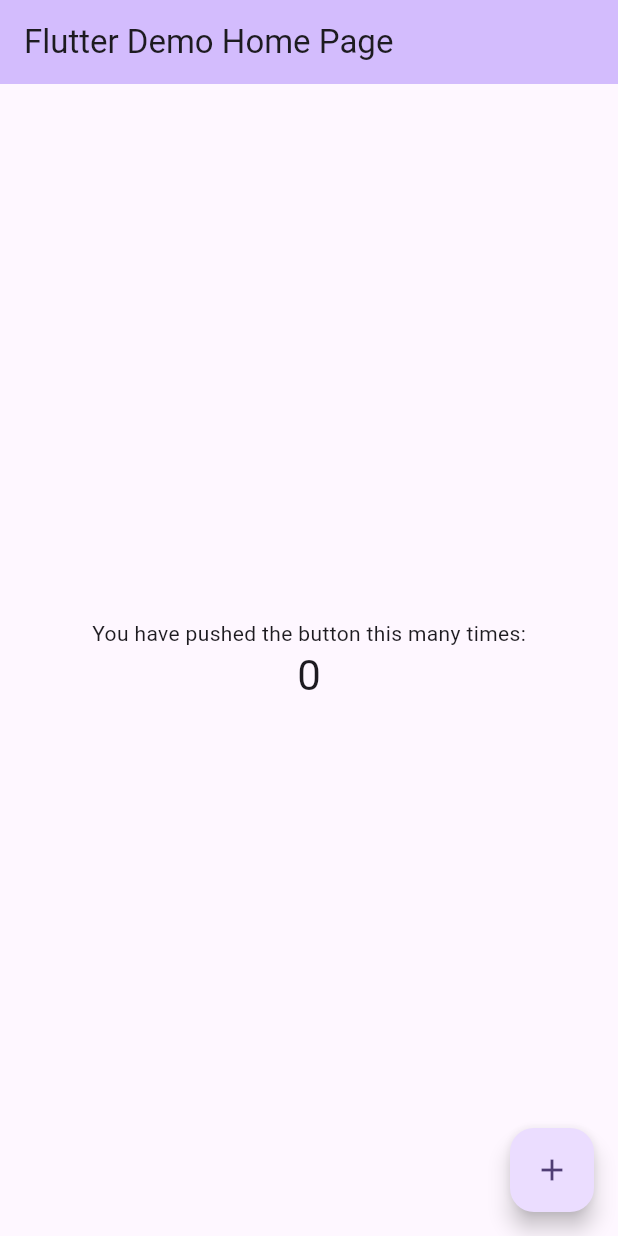
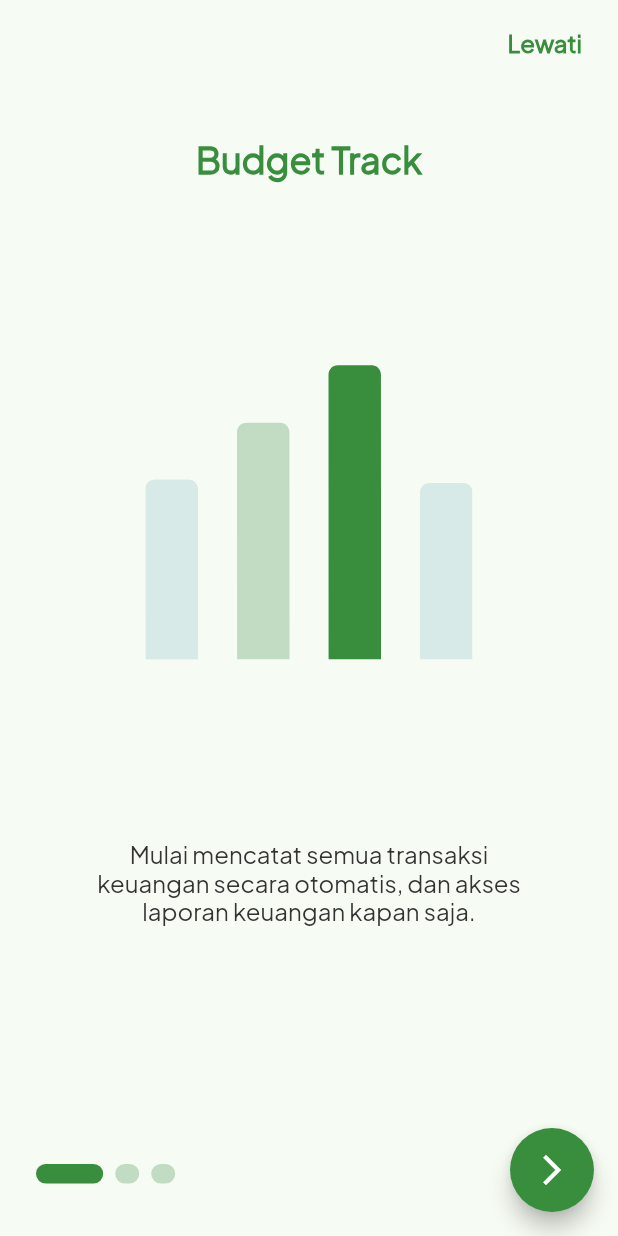
Before and after one commit to alHerys/SaveUp, a Flutter app: the screen it shows after launch, on a phone screen of 412 x 824 dp. Run offline on Flutter 3.47's test engine with Material 3 defaults, Android fonts, the phone set to English and light mode, and no system bars; drawn by our look-alikes of smooth_page_indicator; our stand-ins replace flutter_svg.

Commit message:
major change

```diff
--- /dev/null
+++ b/lib/core/themes/app_pallete.dart
@@ -0,0 +1,49 @@
+import 'package:flutter/material.dart';
+
+class AppPallete {
+  //? Example
+  static const Color backgroundColor = Color.fromRGBO(24, 24, 32, 1);
+
+  //* 1. Main COLORS
+  // Warna utama yang mendefinisikan identitas visual aplikasi.
+  static const Color primary = Color.fromRGBO(56, 142, 60, 1);
+  static const Color secondary = Color.fromRGBO(193, 220, 195, 1);
+
+  //* 2. TEXT COLORS
+  // Warna yang digunakan secara spesifik untuk elemen teks.
+  static const Color textDarkGrey = Color.fromRGBO(51, 51, 51, 1);
+  static const Color textLightGrey = Color.fromRGBO(102, 102, 102, 1);
+
+  //* 3. SEMANTIC COLORS
+  // Warna yang memberikan makna atau status tertentu (sukses, peringatan, error).
+  static const Color semanticRed = Color.fromRGBO(234, 67, 53, 1);
+  static const Color semanticYellow = Color.fromRGBO(255, 204, 61, 1);
+  static const Color semanticGreen = Color.fromRGBO(109, 196, 73, 1);
+
+  //* 4. BASE COLORS
+  // Warna netral fundamental untuk latar belakang, border, dll.
+  static const Color baseWhite = Color.fromRGBO(255, 255, 255, 1);
+  static const Color baseBlack = Color.fromRGBO(0, 0, 0, 1);
+
+  //* 5. GREEN PALETTE (Shades & States)
+  // Variasi warna hijau untuk berbagai state (hover, active, dll).
+
+  // Light
+  static const Color lightGreen = Color.fromRGBO(235, 244, 236, 1);
+  static const Color lightGreenHover = Color.fromRGBO(225, 238, 226, 1);
+  static const Color lightGreenActive = Color.fromRGBO(193, 220, 195, 1);
+
+  // Normal (sama dengan 'primary')
+  static const Color normalGreen = Color.fromRGBO(56, 142, 60, 1);
+  static const Color normalGreenHover = Color.fromRGBO(50, 128, 54, 1);
+  static const Color normalGreenActive = Color.fromRGBO(45, 114, 48, 1);
+
+  // Dark
+  static const Color darkGreen = Color.fromRGBO(42, 107, 45, 1);
+  static const Color darkGreenHover = Color.fromRGBO(34, 85, 36, 1);
+  static const Color darkGreenActive = Color.fromRGBO(25, 64, 27, 1);
+
+  // Darker
+  static const Color darkerGreen = Color.fromRGBO(20, 50, 21, 1);
+
+}
--- /dev/null
+++ b/lib/core/themes/app_text_style.dart
@@ -0,0 +1,123 @@
+import 'package:flutter/material.dart';
+
+class AppTextStyle {
+  static const TextStyle _baseStyle = TextStyle(
+    fontFamily: 'Plus Jakarta Sans',
+    fontStyle: FontStyle.normal,
+    color: Colors.black,
+    letterSpacing: 0.0,
+  );
+
+  //? Font size 28
+  static final TextStyle plusJakartaSans28w700 = _baseStyle.copyWith(
+    fontSize: 28.0,
+    fontWeight: FontWeight.w700,
+    height: 1.0,
+  );
+
+  static final TextStyle plusJakartaSans28w600 = _baseStyle.copyWith(
+    fontSize: 28.0,
+    fontWeight: FontWeight.w600,
+    height: 1.0,
+  );
+
+  static final TextStyle plusJakartaSans28w400 = _baseStyle.copyWith(
+    fontSize: 28.0,
+    fontWeight: FontWeight.w400,
+    height: 1.2,
+  );
+
+  //? Font size 24
+  static final TextStyle plusJakartaSans24w700 = _baseStyle.copyWith(
+    fontSize: 24.0,
+    fontWeight: FontWeight.w700,
+  );
+
+  static final TextStyle plusJakartaSans24w600 = _baseStyle.copyWith(
+    fontSize: 24.0,
+    fontWeight: FontWeight.w600,
+    height: 1.0,
+  );
+
+  static final TextStyle plusJakartaSans24w400 = _baseStyle.copyWith(
+    fontSize: 24.0,
+    fontWeight: FontWeight.w400,
+    height: 1.2,
+  );
+
+  //? Font size 20
+  static final TextStyle plusJakartaSans20w700 = _baseStyle.copyWith(
+    fontSize: 20.0,
+    fontWeight: FontWeight.w700,
+    height: 1.0,
+  );
+
+  static final TextStyle plusJakartaSans20w600 = _baseStyle.copyWith(
+    fontSize: 20.0,
+    fontWeight: FontWeight.w600,
+    height: 1.0,
+  );
+
+  static final TextStyle plusJakartaSans20w400 = _baseStyle.copyWith(
+    fontSize: 20.0,
+    fontWeight: FontWeight.w400,
+    height: 1.2,
+  );
+
+  //? Font size 16
+  static final TextStyle plusJakartaSans16w700 = _baseStyle.copyWith(
+    fontSize: 16.0,
+    fontWeight: FontWeight.w700,
+    height: 1.0,
+  );
+
+  static final TextStyle plusJakartaSans16w600 = _baseStyle.copyWith(
+    fontSize: 16.0,
+    fontWeight: FontWeight.w600,
+    height: 1.0,
+  );
+
+  static final TextStyle plusJakartaSans16w400 = _baseStyle.copyWith(
+    fontSize: 16.0,
+    fontWeight: FontWeight.w400,
+    height: 1.2,
+  );
+
+  //? Font size 12
+  static final TextStyle plusJakartaSans12w700 = _baseStyle.copyWith(
+    fontSize: 12.0,
+    fontWeight: FontWeight.w700,
+    height: 1.0,
+  );
+
+  static final TextStyle plusJakartaSans12w600 = _baseStyle.copyWith(
+    fontSize: 12.0,
+    fontWeight: FontWeight.w600,
+    height: 1.0,
+  );
+
+  static final TextStyle plusJakartaSans12w400 = _baseStyle.copyWith(
+    fontSize: 12.0,
+    fontWeight: FontWeight.w400,
+    height: 1.2,
+  );
+
+  //? Font size 10
+  static final TextStyle plusJakartaSans10w700 = _baseStyle.copyWith(
+    fontSize: 10.0,
+    fontWeight: FontWeight.w700,
+    height: 1.0,
+  );
+
+  static final TextStyle plusJakartaSans10w600 = _baseStyle.copyWith(
+    fontSize: 10.0,
+    fontWeight: FontWeight.w600,
+    height: 1.0,
+  );
+
+  static final TextStyle plusJakartaSans10w400 = _baseStyle.copyWith(
+    fontSize: 10.0,
+    fontWeight: FontWeight.w400,
+    height: 1.2,
+  );
+}
--- a/lib/main.dart
+++ b/lib/main.dart
@@ -1,4 +1,6 @@
 import 'package:flutter/material.dart';
+import 'package:save_up/core/themes/app_pallete.dart';
+import 'package:save_up/presentation/pages/onboarding/onboarding_page.dart';
 
 void main() {
   runApp(const MyApp());
@@ -6,117 +8,19 @@ void main() {
 
 class MyApp extends StatelessWidget {
   const MyApp({super.key});
-
-  // This widget is the root of your application.
   @override
   Widget build(BuildContext context) {
     return MaterialApp(
       title: 'Flutter Demo',
+      debugShowCheckedModeBanner: false,
+
       theme: ThemeData(
-        // This is the theme of your application.
-        //
-        // TRY THIS: Try running your application with "flutter run". You'll see
-        // the application has a purple toolbar. Then, without quitting the app,
-        // try changing the seedColor in the colorScheme below to Colors.green
-        // and then invoke "hot reload" (save your changes or press the "hot
-        // reload" button in a Flutter-supported IDE, or press "r" if you used
-        // the command line to start the app).
-        //
-        // Notice that the counter didn't reset back to zero; the application
-        // state is not lost during the reload. To reset the state, use hot
-        // restart instead.
-        //
-        // This works for code too, not just values: Most code changes can be
-        // tested with just a hot reload.
-        colorScheme: ColorScheme.fromSeed(seedColor: Colors.deepPurple),
+        colorScheme: ColorScheme.fromSeed(
+          seedColor: AppPallete.secondary,
+          brightness: Brightness.light
+        ),
       ),
-      home: const MyHomePage(title: 'Flutter Demo Home Page'),
+      home: const OnboardingPage()
     );
   }
 }
-
-class MyHomePage extends StatefulWidget {
-  const MyHomePage({super.key, required this.title});
-
-  // This widget is the home page of your application. It is stateful, meaning
-  // that it has a State object (defined below) that contains fields that affect
-  // how it looks.
-
-  // This class is the configuration for the state. It holds the values (in this
-  // case the title) provided by the parent (in this case the App widget) and
-  // used by the build method of the State. Fields in a Widget subclass are
-  // always marked "final".
-
-  final String title;
-
-  @override
-  State<MyHomePage> createState() => _MyHomePageState();
-}
-
-class _MyHomePageState extends State<MyHomePage> {
-  int _counter = 0;
-
-  void _incrementCounter() {
-    setState(() {
-      // This call to setState tells the Flutter framework that something has
-      // changed in this State, which causes it to rerun the build method below
-      // so that the display can reflect the updated values. If we changed
-      // _counter without calling setState(), then the build method would not be
-      // called again, and so nothing would appear to happen.
-      _counter++;
-    });
-  }
-
-  @override
-  Widget build(BuildContext context) {
-    // This method is rerun every time setState is called, for instance as done
-    // by the _incrementCounter method above.
-    //
-    // The Flutter framework has been optimized to make rerunning build methods
-    // fast, so that you can just rebuild anything that needs updating rather
-    // than having to individually change instances of widgets.
-    return Scaffold(
-      appBar: AppBar(
-        // TRY THIS: Try changing the color here to a specific color (to
-        // Colors.amber, perhaps?) and trigger a hot reload to see the AppBar
-        // change color while the other colors stay the same.
-        backgroundColor: Theme.of(context).colorScheme.inversePrimary,
-        // Here we take the value from the MyHomePage object that was created by
-        // the App.build method, and use it to set our appbar title.
-        title: Text(widget.title),
-      ),
-      body: Center(
-        // Center is a layout widget. It takes a single child and positions it
-        // in the middle of the parent.
-        child: Column(
-          // Column is also a layout widget. It takes a list of children and
-          // arranges them vertically. By default, it sizes itself to fit its
-          // children horizontally, and tries to be as tall as its parent.
-          //
-          // Column has various properties to control how it sizes itself and
-          // how it positions its children. Here we use mainAxisAlignment to
-          // center the children vertically; the main axis here is the vertical
-          // axis because Columns are vertical (the cross axis would be
-          // horizontal).
-          //
-          // TRY THIS: Invoke "debug painting" (choose the "Toggle Debug Paint"
-          // action in the IDE, or press "p" in the console), to see the
-          // wireframe for each widget.
-          mainAxisAlignment: MainAxisAlignment.center,
-          children: <Widget>[
-            const Text('You have pushed the button this many times:'),
-            Text(
-              '$_counter',
-              style: Theme.of(context).textTheme.headlineMedium,
-            ),
-          ],
-        ),
-      ),
-      floatingActionButton: FloatingActionButton(
-        onPressed: _incrementCounter,
-        tooltip: 'Increment',
-        child: const Icon(Icons.add),
-      ), // This trailing comma makes auto-formatting nicer for build methods.
-    );
-  }
-}
--- /dev/null
+++ b/lib/presentation/pages/onboarding/onboarding_page.dart
@@ -0,0 +1,104 @@
+import 'package:flutter/material.dart';
+import 'package:save_up/core/themes/app_pallete.dart';
+import 'package:save_up/core/themes/app_text_style.dart';
+import 'package:save_up/presentation/widgets/onboarding_widgets/onboarding_content.dart';
+import 'package:smooth_page_indicator/smooth_page_indicator.dart';
+
+class OnboardingPage extends StatelessWidget {
+  const OnboardingPage({super.key});
+
+  @override
+  Widget build(BuildContext context) {
+    final controller = PageController();
+
+    return Scaffold(
+      appBar: AppBar(
+        actions: [
+          Padding(
+            padding: const EdgeInsets.only(right: 24.0),
+            child: GestureDetector(
+              onTap: () {},
+              child: Text(
+                'Lewati',
+                style: AppTextStyle.plusJakartaSans16w700.copyWith(
+                  color: AppPallete.primary,
+                ),
+              ),
+            ),
+          ),
+        ],
+      ),
+      body: SafeArea(
+        child: Padding(
+          padding: const EdgeInsets.symmetric(horizontal: 24.0),
+          child: Stack(
+            children: [
+              PageView(
+                controller: controller,
+                physics: const NeverScrollableScrollPhysics(),
+                children: [
+                  OnboardingContent(
+                    title: 'Budget Track',
+                    imagePath: 'assets/images/Bar Chart Onboarding.svg',
+                    description:
+                        'Mulai mencatat semua transaksi keuangan secara otomatis, dan akses laporan keuangan kapan saja.',
+                  ),
+
+                  OnboardingContent(
+                    title: 'Scan Struk',
+                    imagePath: 'assets/images/Scan Onboarding.svg',
+                    description:
+                        'Dengan satu kali pemindaian, detail transaksi langsung tercatat di sistem, tanpa perlu input manual.',
+                  ),
+
+                  OnboardingContent(
+                    title: 'Assistant Chatbot',
+                    imagePath: 'assets/images/Chat Bot Onb.svg',
+                    description:
+                        'Kirimkan informasi transaksi, dan chatbot akan mencatatnya langsung ke sistem, menjaga keuanganmu tetap terorganisir tanpa perlu repot.',
+                  ),
+                ],
+              ),
+
+              Column(
+                mainAxisAlignment: MainAxisAlignment.end,
+                children: [
+                  SmoothPageIndicator(
+                    controller: controller,
+                    count: 3,
+                    effect: ExpandingDotsEffect(
+                      dotColor: AppPallete.secondary,
+                      activeDotColor: AppPallete.primary,
+                      dotHeight: 13,
+                      expansionFactor: 2.8,
+                    ),
+                  ),
+
+                  SizedBox(height: 35),
+                ],
+              ),
+            ],
+          ),
+        ),
+      ),
+
+      floatingActionButton: FloatingActionButton(
+        onPressed: () {
+          if (controller.page != 2) {
+            controller.nextPage(
+              duration: const Duration(milliseconds: 350),
+              curve: Curves.linear,
+            );
+          } else {
+            Navigator.of(context).pushReplacementNamed('/home');
+          }
+        },
+
+        shape: const CircleBorder(),
+        backgroundColor: AppPallete.primary,
+
+        child: Icon(Icons.arrow_forward_ios, color: Colors.white),
+      ),
+    );
+  }
+}
--- /dev/null
+++ b/lib/presentation/widgets/onboarding_widgets/onboarding_content.dart
@@ -0,0 +1,46 @@
+import 'package:flutter/material.dart';
+import 'package:flutter_svg/flutter_svg.dart';
+import 'package:save_up/core/themes/app_pallete.dart';
+import 'package:save_up/core/themes/app_text_style.dart';
+
+class OnboardingContent extends StatelessWidget {
+  final String title;
+  final String imagePath;
+  final String description;
+
+  const OnboardingContent({
+    super.key,
+    required this.title,
+    required this.imagePath,
+    required this.description,
+  });
+
+  @override
+  Widget build(BuildContext context) {
+    return Column(
+      mainAxisAlignment: MainAxisAlignment.center,
+      spacing: 120,
+      children: [
+        Text(
+          title,
+          style: AppTextStyle.plusJakartaSans24w700.copyWith(
+            color: AppPallete.primary,
+          ),
+        ),
+
+        SvgPicture.asset(imagePath),
+        Padding(
+          padding: const EdgeInsets.symmetric(horizontal: 28.5),
+          child: Text(
+            description,
+            textAlign: TextAlign.center,
+            style: AppTextStyle.plusJakartaSans16w400.copyWith(
+              color: AppPallete.textDarkGrey,
+            ),
+          ),
+        ),
+        SizedBox(height: 53.8,)
+      ],
+    );
+  }
+}
```
Also changed, not shown: pubspec.yaml (+15 -12 lines), assets/fonts/PlusJakartaSans-Bold.ttf (added), assets/fonts/PlusJakartaSans-Italic-VariableFont_wght.ttf (added), assets/fonts/PlusJakartaSans-Regular.ttf (added), assets/fonts/PlusJakartaSans-VariableFont_wght.ttf (added), assets/images/Bar Chart Onboarding.svg (added), assets/images/Chat Bot Onb.svg (added), assets/images/Scan Onboarding.svg (added), pubspec.lock.
